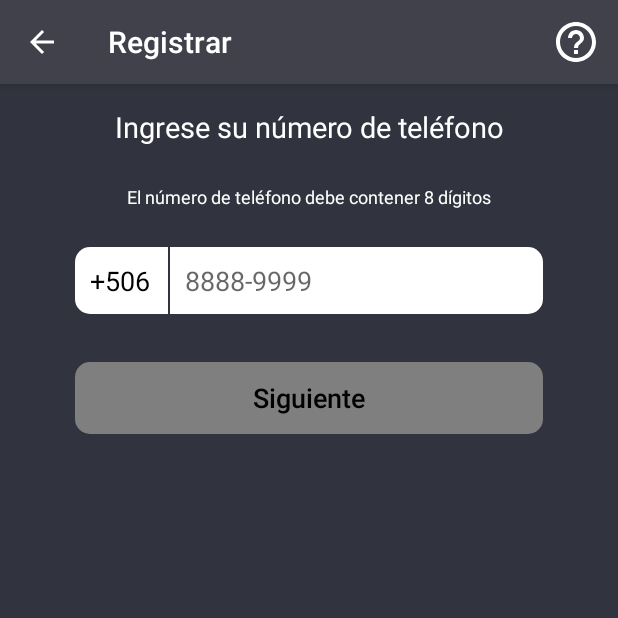
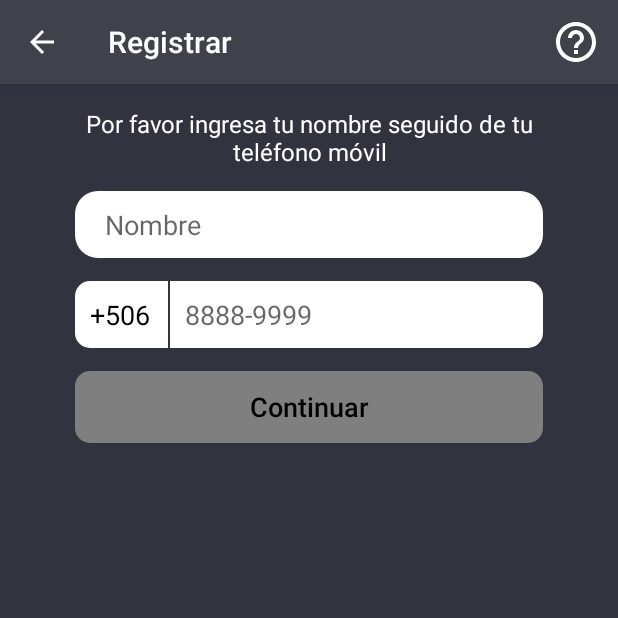
Before and after one commit to jtoruno/RP-RX, an Android app: the TakePhoneActivity screen opened directly, with no data from a screen before it, on a phone screen of 412 x 824 dp, the top half of it. Run offline under Robolectric (Android 15) with nearby library versions, the light colour scheme and no system bars; our stand-ins replace RxJava; libraries missing offline, so code that uses them is left out: io.reactivex.rxkotlin; 4 statements that could not run were skipped.

Commit message:
Change Register flow

```diff
--- a/Application/src/main/java/com/zimplifica/redipuntos/libs/utils/ValidationService.kt
+++ b/Application/src/main/java/com/zimplifica/redipuntos/libs/utils/ValidationService.kt
@@ -43,7 +43,7 @@ object ValidationService {
     fun validatePhoneNumber(phoneText: String?) : Boolean {
         if (phoneText.isNullOrEmpty()) { return false }
 
-        if (phoneText.length < 9) { return false }
+        if (phoneText.length != 8) { return false }
 
         val phoneStart = phoneText.first()
         if (!allowedPhoneNumbers.contains(phoneStart.toString())){ return false }
--- a/Application/src/main/java/com/zimplifica/redipuntos/models/SignUpModel.kt
+++ b/Application/src/main/java/com/zimplifica/redipuntos/models/SignUpModel.kt
@@ -1,8 +1,9 @@
 package com.zimplifica.redipuntos.models
 
 import com.zimplifica.redipuntos.libs.utils.ValidationService
+import java.io.Serializable
 
-class SignUpModel(val userId : String, val phoneNumber : String, val password: String) {
+class SignUpModel(val userId : String, val phoneNumber : String, val password: String,val nickname: String): Serializable {
     fun phoneNumberWithExtension() : String{
         return ValidationService.normalizePhoneNumber(phoneNumber)?:""
     }
--- /dev/null
+++ b/Application/src/main/java/com/zimplifica/redipuntos/models/SignUpUsernameModel.kt
@@ -0,0 +1,6 @@
+package com.zimplifica.redipuntos.models
+
+import java.io.Serializable
+
+class SignUpUsernameModel(val username : String, val nickname : String) : Serializable {
+}
--- a/Application/src/main/java/com/zimplifica/redipuntos/ui/activities/PasswordActivity.kt
+++ b/Application/src/main/java/com/zimplifica/redipuntos/ui/activities/PasswordActivity.kt
@@ -147,6 +147,7 @@ class PasswordActivity : BaseActivity<PasswordViewModel.ViewModel>() {
             .subscribe {
                 val intent = Intent(this,SignUpVerifyActivity::class.java)
                 //intent.putExtra("password",it.password)
+                intent.putExtra("SignUpModel",it)
                 startActivity(intent)
             })
     }
--- a/Application/src/main/java/com/zimplifica/redipuntos/ui/activities/TakePhoneActivity.kt
+++ b/Application/src/main/java/com/zimplifica/redipuntos/ui/activities/TakePhoneActivity.kt
@@ -15,6 +15,7 @@ import com.zimplifica.redipuntos.extensions.text
 import com.zimplifica.redipuntos.libs.qualifiers.BaseActivity
 import com.zimplifica.redipuntos.libs.qualifiers.RequiresActivityViewModel
 import com.zimplifica.redipuntos.viewModels.TakePhoneViewModel
+import io.reactivex.android.schedulers.AndroidSchedulers
 import io.reactivex.disposables.CompositeDisposable
 
 @RequiresActivityViewModel(TakePhoneViewModel.ViewModel::class)
@@ -22,6 +23,7 @@ class TakePhoneActivity : BaseActivity<TakePhoneViewModel.ViewModel>() {
     private val compositeDisposable = CompositeDisposable()
     lateinit var nextBtn : Button
     lateinit var phoneEditText: EditText
+    lateinit var nicknameEditText: EditText
 
     @SuppressLint("CheckResult")
     override fun onCreate(savedInstanceState: Bundle?) {
@@ -30,16 +32,18 @@ class TakePhoneActivity : BaseActivity<TakePhoneViewModel.ViewModel>() {
         this.supportActionBar?.title = "Registrar"
         nextBtn = findViewById(R.id.next_take_btn)
         phoneEditText = findViewById(R.id.phone_edit_text)
+        nicknameEditText = findViewById(R.id.nickname_editText)
 
         phoneEditText.onChange { this.viewModel.inputs.phone(it) }
+        nicknameEditText.onChange { this.viewModel.inputs.nicknameChanged(it) }
 
         nextBtn.setOnClickListener { this.viewModel.inputs.nextButtonClicked() }
         compositeDisposable.add(this.viewModel.outputs.startNextActivity().subscribe {
             val intent = Intent(this, PasswordActivity::class.java)
-            intent.putExtra("phone",phoneEditText.text())
+            intent.putExtra("SignUpUsernameModel",it)
             startActivity(intent)
         })
-        compositeDisposable.add(this.viewModel.outputs.nextButtonIsEnabled().subscribe {
+        compositeDisposable.add(this.viewModel.outputs.nextButtonIsEnabled().observeOn(AndroidSchedulers.mainThread()).subscribe {
             nextBtn.isEnabled = it
         })
 
--- a/Application/src/main/java/com/zimplifica/redipuntos/viewModels/TakePhoneViewModel.kt
+++ b/Application/src/main/java/com/zimplifica/redipuntos/viewModels/TakePhoneViewModel.kt
@@ -1,21 +1,26 @@
 package com.zimplifica.redipuntos.viewModels
 
 import androidx.annotation.NonNull
+import com.zimplifica.redipuntos.extensions.takeWhen
 import com.zimplifica.redipuntos.libs.ActivityViewModel
 import com.zimplifica.redipuntos.libs.Environment
+import com.zimplifica.redipuntos.libs.utils.ValidationService
+import com.zimplifica.redipuntos.models.SignUpUsernameModel
 import io.reactivex.Observable
+import io.reactivex.rxkotlin.Observables
 import io.reactivex.subjects.BehaviorSubject
 import io.reactivex.subjects.PublishSubject
 
 interface TakePhoneViewModel {
     interface Inputs {
         fun phone(phone: String)
+        fun nicknameChanged(username: String)
         fun nextButtonClicked()
 
     }
     interface Outputs {
         fun nextButtonIsEnabled() : Observable<Boolean>
-        fun startNextActivity(): Observable<Unit>
+        fun startNextActivity(): Observable<SignUpUsernameModel>
     }
 
     class ViewModel(@NonNull val environment: Environment):ActivityViewModel<TakePhoneViewModel>(environment),Inputs, Outputs{
@@ -26,37 +31,43 @@ interface TakePhoneViewModel {
         //Inputs
         private val phoneEditTextChanged = PublishSubject.create<String>()
         private val nextButtonClicked = PublishSubject.create<Unit>()
+        private val nicknameChanged = PublishSubject.create<String>()
 
         //Outputs
         private val nextButtonIsEnabled = BehaviorSubject.create<Boolean>()
-        private val startNextActivity : Observable<Unit>
+        private val startNextActivity = BehaviorSubject.create<SignUpUsernameModel>()
 
         init {
-            this.startNextActivity = this.nextButtonClicked
 
-            val valid = phoneEditTextChanged
-                .map { isValid(it) }
-            valid.subscribe(nextButtonIsEnabled)
+            val formData = Observables.combineLatest(nicknameChanged,
+                phoneEditTextChanged)
+
+            formData
+                .map { ValidationService.validateNicknameAndUsername(it.first,it.second) }
+                .subscribe(this.nextButtonIsEnabled)
+
+            formData
+                .takeWhen(this.nextButtonClicked)
+                .filter { ValidationService.validateNicknameAndUsername(it.second.first,it.second.second) }
+                .map {
+                    val username = it.second.second
+                    val nickname = it.second.first
+                    return@map SignUpUsernameModel(username,nickname)
+                }
+                .subscribe(this.startNextActivity)
         }
 
         override fun phone(phone: String) = this.phoneEditTextChanged.onNext(phone)
 
         override fun nextButtonClicked() = this.nextButtonClicked.onNext(Unit)
 
+        override fun nicknameChanged(username: String) {
+            return this.nicknameChanged.onNext(username)
+        }
+
         override fun nextButtonIsEnabled(): Observable<Boolean> = this.nextButtonIsEnabled
 
-        override fun startNextActivity(): Observable<Unit> = this.startNextActivity
-
-        private fun isValid(phone: String): Boolean{
-            val allowedPhoneNumbers = mutableListOf("4","5","6","7","8","9")
-            return if(phone.length!=8){
-                false
-            }else{
-                val phoneStart = phone.substring(0,1)
-                allowedPhoneNumbers.contains(phoneStart)
-            }
-
-        }
+        override fun startNextActivity(): Observable<SignUpUsernameModel> = this.startNextActivity
 
     }
 }
--- a/Application/src/main/res/layout/activity_take_phone.xml
+++ b/Application/src/main/res/layout/activity_take_phone.xml
@@ -8,39 +8,40 @@
         android:background="@color/colorPrimary"
         tools:context=".ui.activities.TakePhoneActivity">
 
+    <EditText
+            android:layout_width="match_parent"
+            android:layout_height="wrap_content"
+            android:inputType="textPersonName"
+            android:background="@drawable/code_input_border"
+            android:hint="Nombre"
+            android:ems="10"
+            android:id="@+id/nickname_editText" android:layout_marginTop="15dp"
+            app:layout_constraintTop_toBottomOf="@+id/take_phone_title" android:layout_marginEnd="50dp"
+            app:layout_constraintEnd_toEndOf="parent" android:layout_marginStart="50dp"
+            app:layout_constraintStart_toStartOf="parent"/>
     <TextView
             android:id="@+id/take_phone_title"
-            android:layout_width="wrap_content"
+            android:layout_width="match_parent"
+            android:textAlignment="center"
             android:layout_height="wrap_content"
-            android:layout_marginStart="8dp"
+            android:layout_marginStart="50dp"
             android:layout_marginTop="15dp"
-            android:layout_marginEnd="8dp"
-            android:text="Ingrese su número de teléfono"
+            android:layout_marginEnd="50dp"
+            android:text="Por favor ingresa tu nombre seguido de tu teléfono móvil"
             android:textColor="@android:color/white"
-            android:textSize="19sp"
+            android:textSize="16sp"
             app:layout_constraintEnd_toEndOf="parent"
             app:layout_constraintHorizontal_bias="0.503"
             app:layout_constraintStart_toStartOf="parent"
-            app:layout_constraintTop_toTopOf="parent" />
-    <TextView
-            android:textColor="@android:color/white"
-            android:textSize="12sp"
-            android:text="El número de teléfono debe contener 8 dígitos"
-            android:layout_width="wrap_content"
-            android:layout_height="wrap_content"
-            android:id="@+id/textView" android:layout_marginTop="25dp"
-            app:layout_constraintTop_toBottomOf="@+id/take_phone_title" app:layout_constraintEnd_toEndOf="parent"
-            android:layout_marginEnd="8dp" app:layout_constraintStart_toStartOf="parent"
-            android:layout_marginStart="8dp"/>
+            app:layout_constraintTop_toTopOf="parent"/>
 
     <LinearLayout android:orientation="horizontal"
-                  app:layout_constraintTop_toBottomOf="@id/textView"
                   android:layout_width="match_parent"
                   android:layout_marginStart="50dp"
-                  android:layout_marginTop="25dp"
                   android:layout_height="wrap_content" app:layout_constraintStart_toStartOf="parent"
                   app:layout_constraintEnd_toEndOf="parent" android:layout_marginEnd="50dp"
-                  android:id="@+id/linearLayout5">
+                  android:id="@+id/linearLayout5"
+                  android:layout_marginTop="15dp" app:layout_constraintTop_toBottomOf="@+id/nickname_editText">
         <TextView android:layout_width="0dp"
                   android:text="+506"
                   android:textColor="@android:color/black"
@@ -71,12 +72,12 @@
             android:enabled="false"
             android:textAllCaps="false"
             android:background="@drawable/btn_state"
-            android:text="Siguiente"
+            android:text="Continuar"
             android:textSize="18sp"
             android:textColor="@android:color/black"
             android:layout_width="match_parent"
             android:layout_height="wrap_content"
-            android:id="@+id/next_take_btn" android:layout_marginTop="32dp"
+            android:id="@+id/next_take_btn" android:layout_marginTop="15dp"
             app:layout_constraintTop_toBottomOf="@+id/linearLayout5" app:layout_constraintEnd_toEndOf="parent"
             android:layout_marginEnd="50dp" app:layout_constraintStart_toStartOf="parent"
             android:layout_marginStart="50dp"/>
```
Also changed, not shown: Application/src/main/java/com/zimplifica/redipuntos/viewModels/PasswordViewModel.kt (+18 -22 lines), Application/src/main/java/com/zimplifica/redipuntos/viewModels/SignUpVerifyViewModel.kt (+25 -75 lines), Application/src/main/java/com/zimplifica/redipuntos/viewModels/SplashViewModel.kt (+11 -1 lines).
